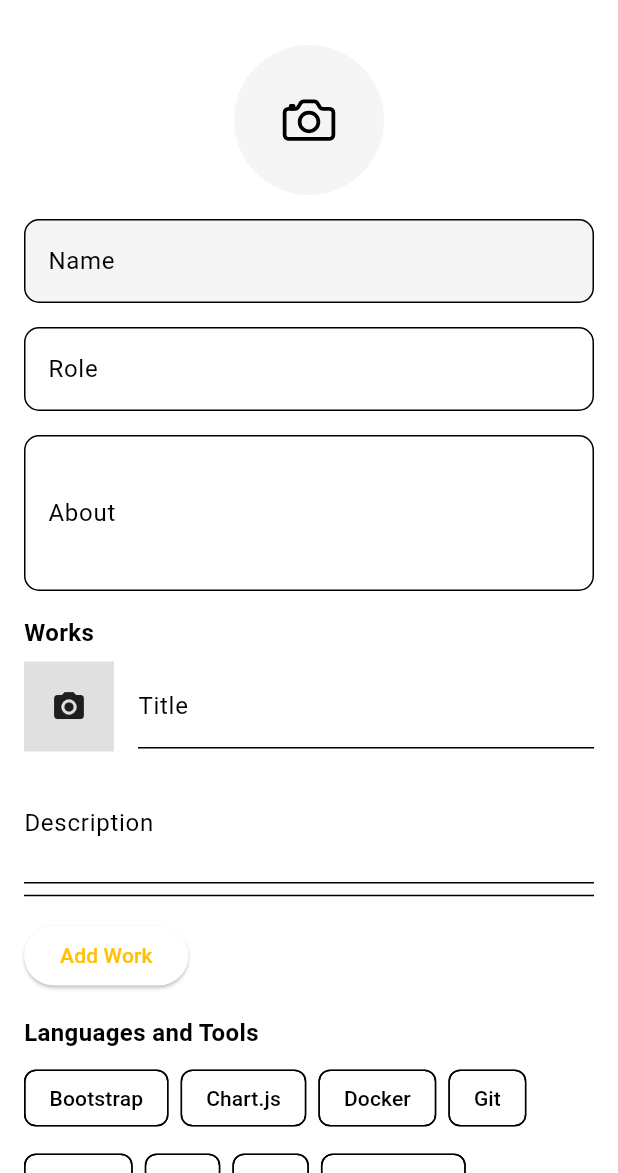
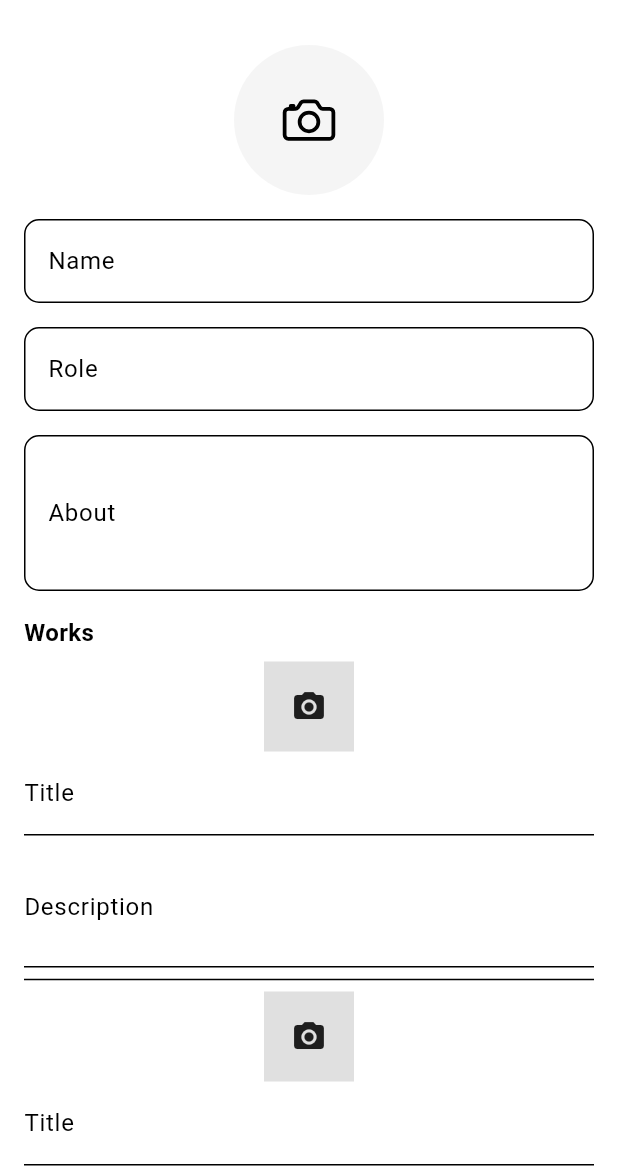
Before and after one commit to Bandoh83/resume_app, a Flutter app: the screen it shows after launch, after a tap on "Add Work", on a phone screen of 412 x 824 dp, the part 63-1236 px from its top. Run offline on Flutter 3.47's test engine with Material 3 defaults, Android fonts, the phone set to English and light mode, and no system bars; our stand-ins replace flutter_screenutil, image_picker, ionicons.

Commit message:
added features to the portfolio screen

```diff
--- a/lib/screens/forms.dart
+++ b/lib/screens/forms.dart
@@ -23,8 +23,10 @@ class _FormsScreenState extends State<FormsScreen> {
   // Profile Image
   File? _profileImage;
 
-  // Works Section
-  List<Map<String, dynamic>> _works = [];
+  // Works Section - Initialize with one default work form
+  final List<Map<String, dynamic>> _works = [
+    {'image': null, 'title': '', 'description': ''}
+  ];
 
   // Languages and Tools
   final List<String> _tools = [
@@ -98,13 +100,9 @@ class _FormsScreenState extends State<FormsScreen> {
                 // Name Text Field
                 TextFormField(
                   controller: _nameController,
-
                   decoration: const InputDecoration(
                     labelText: 'Name',
-                    filled: true,
-                    fillColor: Color(0xFFF5F5F5),
                     border: OutlineInputBorder(
-                      //borderSide: BorderSide.none,
                       borderRadius: BorderRadius.all(Radius.circular(10)),
                     ),
                   ),
@@ -160,11 +158,14 @@ class _FormsScreenState extends State<FormsScreen> {
                   style: TextStyle(fontSize: 16, fontWeight: FontWeight.bold),
                 ),
                 const SizedBox(height: 8),
+
+
                 ..._works.asMap().entries.map((entry) {
                   int index = entry.key;
                   Map<String, dynamic> work = entry.value;
                   return _buildWorkItem(index, work);
-                }).toList(),
+                }),
+
                 const SizedBox(height: 8),
                 ElevatedButton(
                   onPressed: _addWork,
@@ -242,7 +243,7 @@ class _FormsScreenState extends State<FormsScreen> {
   Widget _buildWorkItem(int index, Map<String, dynamic> work) {
     return Column(
       children: [
-        Row(
+        Column(
           children: [
             GestureDetector(
               onTap: () async {
@@ -266,14 +267,12 @@ class _FormsScreenState extends State<FormsScreen> {
               ),
             ),
             const SizedBox(width: 16),
-            Expanded(
-              child: TextFormField(
+            TextFormField(
               initialValue: work['title'],
               decoration: const InputDecoration(labelText: 'Title'),
               onChanged: (value) {
                 _works[index]['title'] = value;
               },
-              ),
             ),
           ],
         ),
```
Lines whose indentation alone changed are shown as unchanged.
